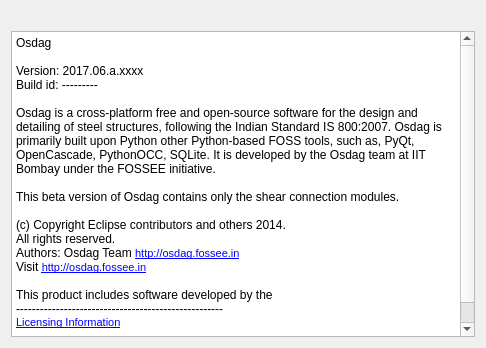
Above: Connections/Shear/Endplate/ui_about_osdag.ui from GreatDevelopers/osdag-core before the change. Below: the same form after it.
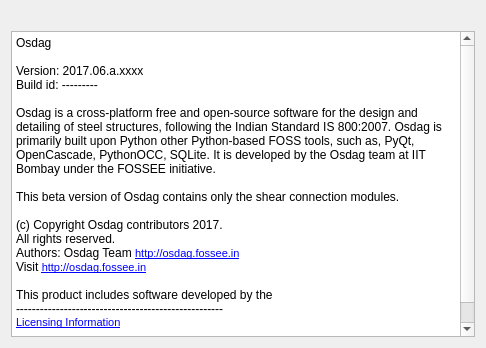
That is the form after the change. Icons and pictures are not drawn.

Commit message: update about osdag contents

```diff
--- a/Connections/Shear/Endplate/ui_about_osdag.ui
+++ b/Connections/Shear/Endplate/ui_about_osdag.ui
@@ -34,7 +34,7 @@
       <string>&lt;!DOCTYPE HTML PUBLIC &quot;-//W3C//DTD HTML 4.0//EN&quot; &quot;http://www.w3.org/TR/REC-html40/strict.dtd&quot;&gt;
 &lt;html&gt;&lt;head&gt;&lt;meta name=&quot;qrichtext&quot; content=&quot;1&quot; /&gt;&lt;style type=&quot;text/css&quot;&gt;
 p, li { white-space: pre-wrap; }
-&lt;/style&gt;&lt;/head&gt;&lt;body style=&quot; font-family:'MS Shell Dlg 2'; font-size:7.5pt; font-weight:400; font-style:normal;&quot;&gt;
+&lt;/style&gt;&lt;/head&gt;&lt;body style=&quot; font-family:'MS Shell Dlg 2'; font-size:7.8pt; font-weight:400; font-style:normal;&quot;&gt;
 &lt;p style=&quot; margin-top:0px; margin-bottom:0px; margin-left:0px; margin-right:0px; -qt-block-indent:0; text-indent:0px;&quot;&gt;&lt;span style=&quot; font-size:9pt;&quot;&gt;Osdag&lt;/span&gt;&lt;/p&gt;
 &lt;p style=&quot;-qt-paragraph-type:empty; margin-top:0px; margin-bottom:0px; margin-left:0px; margin-right:0px; -qt-block-indent:0; text-indent:0px; font-size:9pt;&quot;&gt;&lt;br /&gt;&lt;/p&gt;
 &lt;p style=&quot; margin-top:0px; margin-bottom:0px; margin-left:0px; margin-right:0px; -qt-block-indent:0; text-indent:0px;&quot;&gt;&lt;span style=&quot; font-size:9pt;&quot;&gt;Version: 2017.06.a.xxxx&lt;/span&gt;&lt;/p&gt;
@@ -44,7 +44,7 @@
 &lt;p style=&quot;-qt-paragraph-type:empty; margin-top:0px; margin-bottom:0px; margin-left:0px; margin-right:0px; -qt-block-indent:0; text-indent:0px; font-size:9pt;&quot;&gt;&lt;br /&gt;&lt;/p&gt;
 &lt;p style=&quot; margin-top:0px; margin-bottom:0px; margin-left:0px; margin-right:0px; -qt-block-indent:0; text-indent:0px;&quot;&gt;&lt;span style=&quot; font-family:'monospace, monospace'; font-size:9pt;&quot;&gt;This beta version of Osdag contains only the shear connection modules.&lt;/span&gt;&lt;/p&gt;
 &lt;p style=&quot;-qt-paragraph-type:empty; margin-top:0px; margin-bottom:0px; margin-left:0px; margin-right:0px; -qt-block-indent:0; text-indent:0px; font-size:9pt;&quot;&gt;&lt;br /&gt;&lt;/p&gt;
-&lt;p style=&quot; margin-top:0px; margin-bottom:0px; margin-left:0px; margin-right:0px; -qt-block-indent:0; text-indent:0px;&quot;&gt;&lt;span style=&quot; font-size:9pt;&quot;&gt;(c) Copyright Eclipse contributors and others 2014.&lt;/span&gt;&lt;/p&gt;
+&lt;p style=&quot; margin-top:0px; margin-bottom:0px; margin-left:0px; margin-right:0px; -qt-block-indent:0; text-indent:0px;&quot;&gt;&lt;span style=&quot; font-size:9pt;&quot;&gt;(c) Copyright Osdag contributors 2017.&lt;/span&gt;&lt;/p&gt;
 &lt;p style=&quot; margin-top:0px; margin-bottom:0px; margin-left:0px; margin-right:0px; -qt-block-indent:0; text-indent:0px;&quot;&gt;&lt;span style=&quot; font-size:9pt;&quot;&gt;All rights reserved.&lt;/span&gt;&lt;/p&gt;
 &lt;p style=&quot; margin-top:0px; margin-bottom:0px; margin-left:0px; margin-right:0px; -qt-block-indent:0; text-indent:0px;&quot;&gt;&lt;span style=&quot; font-size:9pt;&quot;&gt;Authors: Osdag Team &lt;/span&gt;&lt;a href=&quot;http://osdag.fossee.in&quot;&gt;&lt;span style=&quot; font-size:8pt; text-decoration: underline; color:#0000ff;&quot;&gt;http://osdag.fossee.in&lt;/span&gt;&lt;/a&gt;&lt;/p&gt;
 &lt;p style=&quot; margin-top:0px; margin-bottom:0px; margin-left:0px; margin-right:0px; -qt-block-indent:0; text-indent:0px;&quot;&gt;&lt;span style=&quot; font-size:9pt;&quot;&gt;Visit &lt;/span&gt;&lt;a href=&quot;http://osdag.fossee.in&quot;&gt;&lt;span style=&quot; font-size:8pt; text-decoration: underline; color:#0000ff;&quot;&gt;http://osdag.fossee.in&lt;/span&gt;&lt;/a&gt;&lt;/p&gt;
```
The commit also changes 9 other files.
